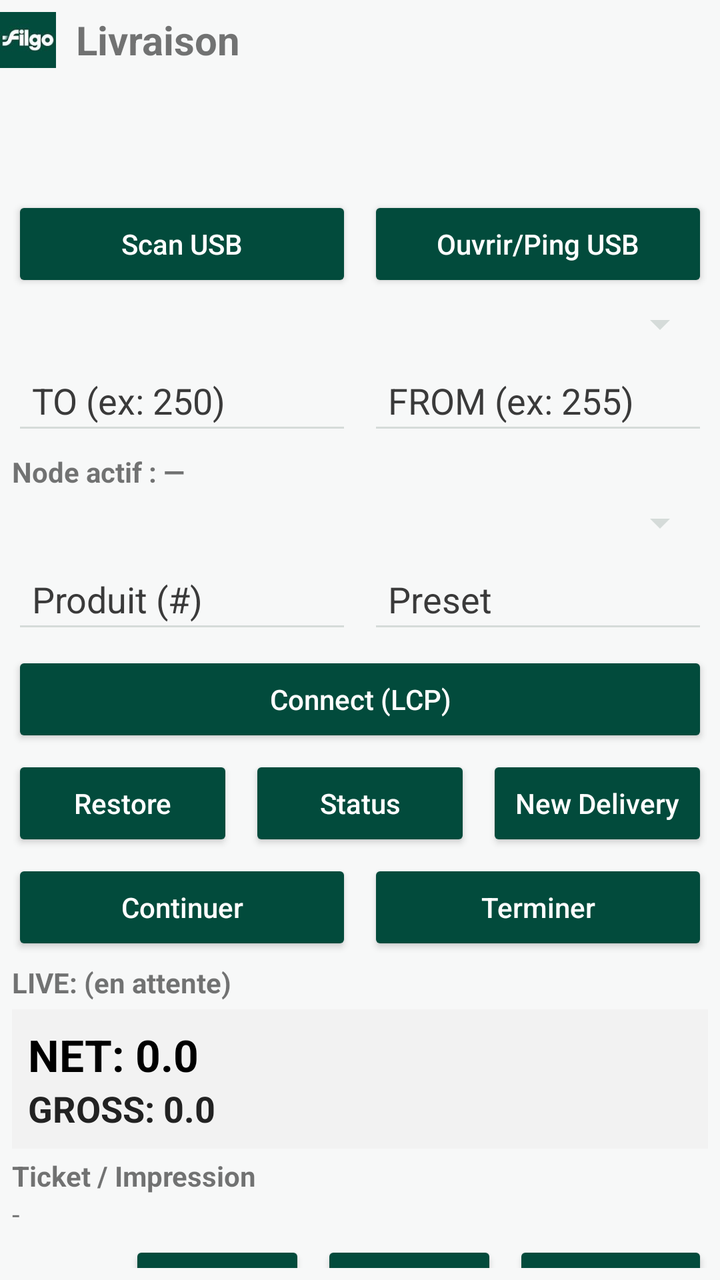
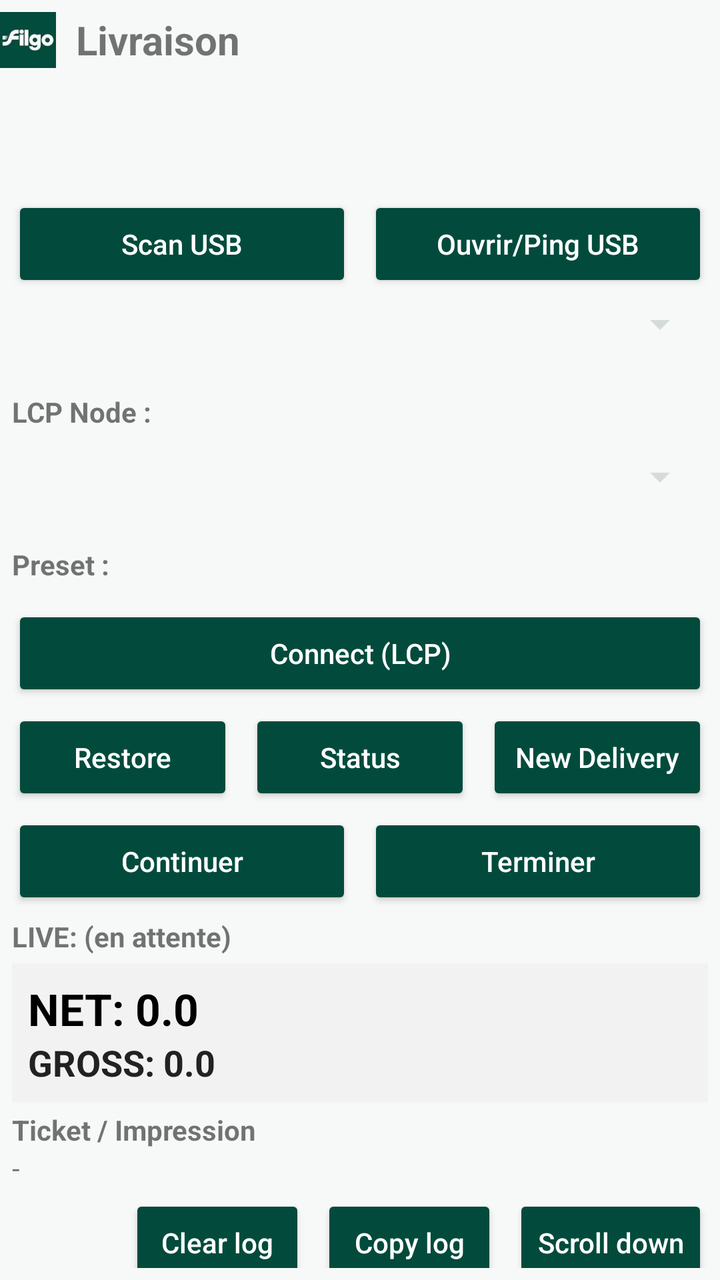

An Android layout rendered at two revisions. The XML below is the earlier revision; the diff shows what the commit changed to produce the second picture.
<!-- AndroidManifest.xml: application theme Theme.LcrFilgoEnergie -->
<!-- res/layout/activity_main.xml -->
<LinearLayout xmlns:android="http://schemas.android.com/apk/res/android"
    xmlns:app="http://schemas.android.com/apk/res-auto"
    android:id="@+id/rootTabs"
    android:layout_width="match_parent"
    android:layout_height="match_parent"
    android:orientation="vertical">
        
        <LinearLayout
                android:id="@+id/headerFilgo"
                android:layout_width="match_parent"
                android:layout_height="wrap_content"
                android:orientation="horizontal"
                android:gravity="center_vertical"
                android:paddingTop="6dp"
                android:paddingBottom="6dp">

            <ImageView
                android:id="@+id/imgFilgo"
                android:layout_width="28dp"
                android:layout_height="28dp"
                android:src="@mipmap/logoenergie1"
                android:contentDescription="Filgo"
                android:scaleType="fitCenter" />

            <TextView
                android:id="@+id/txtHeaderLivraison"
                android:layout_width="wrap_content"
                android:layout_height="wrap_content"
                android:layout_marginStart="10dp"
                android:text="Livraison"
                android:textStyle="bold"
                android:textSize="20sp" />

        </LinearLayout>

    
    <com.google.android.material.tabs.TabLayout
        android:id="@+id/tabLayout"
        android:layout_width="match_parent"
        android:layout_height="wrap_content"
        app:tabMode="fixed"
        app:tabGravity="fill" />

    
    <LinearLayout
        android:id="@+id/pageMain"
        android:layout_width="match_parent"
        android:layout_height="match_parent"
        android:orientation="vertical">

        
        <LinearLayout
            android:id="@+id/root"
            android:layout_width="match_parent"
            android:layout_height="match_parent"
            android:orientation="vertical"
            android:padding="6dp">


            
            <LinearLayout
                android:layout_width="match_parent"
                android:layout_height="wrap_content"
                android:orientation="horizontal"
                android:layout_marginTop="4dp">

                <Button
                    android:id="@+id/btnScanUsb"
                    android:layout_width="0dp"
                    android:layout_height="wrap_content"
                    android:layout_weight="1"
                    android:text="Scan USB" />

                <Button
                    android:id="@+id/btnPingUsb"
                    android:layout_width="0dp"
                    android:layout_height="wrap_content"
                    android:layout_weight="1"
                    android:layout_marginStart="8dp"
                    android:text="Ouvrir/Ping USB" />
            </LinearLayout>

            <Spinner
                android:id="@+id/spnUsbDevices"
                android:layout_width="match_parent"
                android:layout_height="wrap_content"
                android:layout_marginTop="4dp" />

            
            <LinearLayout
                android:layout_width="match_parent"
                android:layout_height="wrap_content"
                android:orientation="horizontal"
                android:layout_marginTop="4dp">

                <EditText
                    android:id="@+id/edtTo"
                    android:layout_width="0dp"
                    android:layout_height="wrap_content"
                    android:layout_weight="1"
                    android:hint="TO (ex: 250)"
                    android:inputType="number"
                    android:singleLine="true" />

                <EditText
                    android:id="@+id/edtFrom"
                    android:layout_width="0dp"
                    android:layout_height="wrap_content"
                    android:layout_weight="1"
                    android:layout_marginStart="8dp"
                    android:hint="FROM (ex: 255)"
                    android:inputType="number"
                    android:singleLine="true" />
            </LinearLayout>

            
            <TextView
                android:id="@+id/txtActiveNode"
                android:layout_width="match_parent"
                android:layout_height="wrap_content"
                android:text="Node actif : —"
                android:textStyle="bold"
                android:layout_marginTop="4dp" />

            
            <Spinner
                android:id="@+id/spnProducts"
                android:layout_width="match_parent"
                android:layout_height="wrap_content"
                android:layout_marginTop="4dp" />

            
            <LinearLayout
                android:layout_width="match_parent"
                android:layout_height="wrap_content"
                android:orientation="horizontal"
                android:layout_marginTop="4dp">

                <EditText
                    android:id="@+id/edtProduct"
                    android:layout_width="0dp"
                    android:layout_height="wrap_content"
                    android:layout_weight="1"
                    android:hint="Produit (#)"
                    android:inputType="number"
                    android:singleLine="true" />

                <EditText
                    android:id="@+id/edtPreset"
                    android:layout_width="0dp"
                    android:layout_height="wrap_content"
                    android:layout_weight="1"
                    android:layout_marginStart="8dp"
                    android:hint="Preset"
                    android:inputType="numberDecimal"
                    android:singleLine="true" />
            </LinearLayout>

            
            <Button
                android:id="@+id/btnConnect"
                android:layout_width="match_parent"
                android:layout_height="wrap_content"
                android:text="Connect (LCP)"
                android:layout_marginTop="4dp" />

            
            <LinearLayout
                android:layout_width="match_parent"
                android:layout_height="wrap_content"
                android:orientation="horizontal"
                android:layout_marginTop="4dp">

                <Button
                    android:id="@+id/btnA"
                    android:layout_width="0dp"
                    android:layout_height="wrap_content"
                    android:layout_weight="1"
                    android:text="Restore" />

                <Button
                    android:id="@+id/btnB"
                    android:layout_width="0dp"
                    android:layout_height="wrap_content"
                    android:layout_weight="1"
                    android:layout_marginStart="8dp"
                    android:text="Status" />

                <Button
                    android:id="@+id/btnC"
                    android:layout_width="0dp"
                    android:layout_height="wrap_content"
                    android:layout_weight="1"
                    android:layout_marginStart="8dp"
                    android:text="New Delivery" />
            </LinearLayout>

            
            <LinearLayout
                android:layout_width="match_parent"
                android:layout_height="wrap_content"
                android:orientation="horizontal"
                android:layout_marginTop="4dp">

                <Button
                    android:id="@+id/btnContinue"
                    android:layout_width="0dp"
                    android:layout_height="wrap_content"
                    android:layout_weight="1"
                    android:text="Continuer" />

                <Button
                    android:id="@+id/btnFinish"
                    android:layout_width="0dp"
                    android:layout_height="wrap_content"
                    android:layout_weight="1"
                    android:layout_marginStart="8dp"
                    android:text="Terminer" />
            </LinearLayout>

            
            <TextView
                android:id="@+id/txtLive"
                android:layout_width="match_parent"
                android:layout_height="wrap_content"
                android:text="LIVE: (en attente)"
                android:textStyle="bold"
                android:layout_marginTop="4dp" />

            
            <LinearLayout
                android:id="@+id/liveQtyPanel"
                android:layout_width="match_parent"
                android:layout_height="wrap_content"
                android:orientation="vertical"
                android:layout_marginTop="4dp"
                android:padding="8dp"
                android:background="#F2F2F2">

                <TextView
                    android:id="@+id/txtQtyNet"
                    android:layout_width="match_parent"
                    android:layout_height="wrap_content"
                    android:text="NET: 0.0"
                    android:textStyle="bold"
                    android:textSize="22sp"
                    android:textColor="#000000" />

                <TextView
                    android:id="@+id/txtQtyGross"
                    android:layout_width="match_parent"
                    android:layout_height="wrap_content"
                    android:text="GROSS: 0.0"
                    android:textStyle="bold"
                    android:textSize="18sp"
                    android:textColor="#222222" />
            </LinearLayout>

            
            <LinearLayout
                android:layout_width="match_parent"
                android:layout_height="wrap_content"
                android:orientation="vertical"
                android:layout_marginTop="4dp">

                <TextView
                    android:layout_width="match_parent"
                    android:layout_height="wrap_content"
                    android:text="Ticket / Impression"
                    android:textStyle="bold" />

                <TextView
                    android:id="@+id/txtTicketNumber"
                    android:layout_width="match_parent"
                    android:layout_height="wrap_content"
                    android:text="-" />
            </LinearLayout>

            
            <ScrollView
                android:id="@+id/logScroll"
                android:layout_width="match_parent"
                android:layout_height="0dp"
                android:layout_weight="1"
                android:fillViewport="true"
                android:background="#111111">

                <TextView
                    android:id="@+id/txtLog"
                    android:layout_width="match_parent"
                    android:layout_height="wrap_content"
                    android:typeface="monospace"
                    android:textIsSelectable="true"
                    android:textSize="12sp"
                    android:textColor="#00FF00"
                    android:padding="6dp" />
            </ScrollView>

            
            <LinearLayout
                android:layout_width="match_parent"
                android:layout_height="wrap_content"
                android:orientation="vertical"
                android:layout_marginTop="4dp">

                <LinearLayout
                    android:layout_width="match_parent"
                    android:layout_height="wrap_content"
                    android:orientation="horizontal"
                    android:gravity="end">

                    <Button
                        android:id="@+id/btnClearLog"
                        android:layout_width="wrap_content"
                        android:layout_height="wrap_content"
                        android:text="Clear log" />

                    <Button
                        android:id="@+id/btnCopyLog"
                        android:layout_width="wrap_content"
                        android:layout_height="wrap_content"
                        android:layout_marginStart="8dp"
                        android:text="Copy log" />

                    <Button
                        android:id="@+id/btnScrollDown"
                        android:layout_width="wrap_content"
                        android:layout_height="wrap_content"
                        android:layout_marginStart="8dp"
                        android:text="Scroll down" />
                </LinearLayout>

                <LinearLayout
                    android:layout_width="match_parent"
                    android:layout_height="wrap_content"
                    android:orientation="horizontal"
                    android:layout_marginTop="2dp">

                    <CheckBox
                        android:id="@+id/cbTxRx"
                        android:layout_width="wrap_content"
                        android:layout_height="wrap_content"
                        android:text="Afficher TX / RX"
                        android:checked="false"
                        android:minHeight="0dp"
                        android:paddingTop="0dp"
                        android:paddingBottom="0dp"/>

                    <CheckBox
                        android:id="@+id/cbLogTs"
                        android:layout_width="wrap_content"
                        android:layout_height="wrap_content"
                        android:layout_marginStart="12dp"
                        android:text="Timestamps UI + IO + API"
                        android:checked="false"
                        android:minHeight="0dp"
                        android:paddingTop="0dp"
                        android:paddingBottom="0dp"/>
                </LinearLayout>
            </LinearLayout>

        </LinearLayout>
        

    </LinearLayout>

    
    <LinearLayout
        android:id="@+id/pageApiFace"
        android:layout_width="match_parent"
        android:layout_height="match_parent"
        android:orientation="vertical"
        android:visibility="gone">

        
        <Button
 android:id="@+id/btnDbBackup"
 android:layout_width="match_parent"
 android:layout_height="wrap_content"
 android:text="Backup DB (Downloads)"
 android:layout_margin="8dp" />

 <include layout="@layout/fragment_api_face" />
    </LinearLayout>

</LinearLayout>
<!-- res/layout/fragment_api_face.xml (included above) -->
<LinearLayout xmlns:android="http://schemas.android.com/apk/res/android"
    android:id="@+id/apiFaceRoot"
    android:layout_width="match_parent"
    android:layout_height="match_parent"
    android:orientation="vertical"
    android:padding="12dp">

    <TextView
        android:id="@+id/txtApiTitle"
        android:layout_width="match_parent"
        android:layout_height="wrap_content"
        android:text="API-FACE"
        android:textStyle="bold"
        android:textSize="20sp"/>

    <TextView
        android:id="@+id/txtApiStatus"
        android:layout_width="match_parent"
        android:layout_height="wrap_content"
        android:text="Status: STOPPED"
        android:textStyle="bold"
        android:paddingTop="6dp"/>

    <TextView
        android:id="@+id/txtApiUrl"
        android:layout_width="match_parent"
        android:layout_height="wrap_content"
        android:text="http://127.0.0.1:8765"
        android:textIsSelectable="true"
        android:paddingTop="4dp"/>

    <LinearLayout
        android:layout_width="match_parent"
        android:layout_height="wrap_content"
        android:orientation="horizontal"
        android:paddingTop="10dp">

        <Button
            android:id="@+id/btnApiStart"
            android:layout_width="0dp"
            android:layout_height="wrap_content"
            android:layout_weight="1"
            android:text="Start API"/>

        <Button
            android:id="@+id/btnApiStop"
            android:layout_width="0dp"
            android:layout_height="wrap_content"
            android:layout_weight="1"
            android:layout_marginStart="8dp"
            android:text="Stop API"/>

    </LinearLayout>

    <TextView
        android:id="@+id/txtApiHowTo"
        android:layout_width="match_parent"
        android:layout_height="wrap_content"
        android:paddingTop="10dp"
        android:text="Workflow attendu:\n1) GET /v1/usb/scan\n2) POST /v1/usb/open-ping\n3) POST /v1/lcp/connect (next=C ou A)\n4a) POST /v1/delivery/oneshot/start (nouveau)\n4b) POST /v1/delivery/C (legacy)\n5) GET /v1/delivery/job/{jobId}\n6) POST /v1/delivery/job/continue (nouveau)\n7) POST /v1/delivery/job/terminate (nouveau)\n\nRègles:\n- Start API refusé si pas de controller (pas de Connect LCP)\n- API locale seulement (127.0.0.1)"
        android:textSize="13sp"/>

</LinearLayout>
<!-- resources referenced by this layout -->
<resources>
  <!-- mipmap logoenergie1: png bitmap (mipmap-hdpi, 8273 bytes) -->
  <style name="Theme.LcrFilgoEnergie" parent="Theme.AppCompat.Light.NoActionBar">
  
          
          <item name="colorPrimary">@color/filgo_green</item>
          <item name="colorPrimaryDark">@color/filgo_green_dark</item>
          <item name="colorAccent">@color/filgo_green_light</item>
  
          
          <item name="colorControlNormal">@color/outline</item>
          <item name="colorControlActivated">@color/outline_focus</item>
  
          
          <item name="android:windowBackground">@color/bg_app</item>
  
          
          <item name="buttonStyle">@style/FilgoButton</item>
          <item name="editTextStyle">@style/FilgoEditText</item>
  
      </style>
  <color name="filgo_green">#024B3C</color>
  <color name="filgo_green_dark">#01372C</color>
  <color name="filgo_green_light">#0B6B55</color>
  <color name="outline">#D5DBD9</color>
  <color name="outline_focus">@color/filgo_green</color>
  <color name="bg_app">#F7F8F8</color>
  <style name="FilgoButton" parent="Widget.AppCompat.Button">
          <item name="android:backgroundTint">@color/btn_primary_bg</item>
          <item name="android:textColor">@color/btn_primary_text</item>
          <item name="android:textAllCaps">false</item>
      </style>
  <style name="FilgoEditText" parent="Widget.AppCompat.EditText">
          <item name="android:textColor">@color/text_primary</item>
          <item name="android:textColorHint">@color/text_secondary</item>
          <item name="android:padding">10dp</item>
      </style>
  <color name="btn_primary_bg">@color/filgo_green</color>
  <color name="btn_primary_text">@color/text_on_green</color>
  <color name="text_primary">#111111</color>
  <color name="text_secondary">#3A3A3A</color>
  <color name="text_on_green">#FFFFFF</color>
</resources>

<!-- the commit's change to res/layout/activity_main.xml (unified diff, before → after) -->
@@ -93,6 +93,14 @@
                 android:orientation="horizontal"
                 android:layout_marginTop="4dp">
 
+                <TextView
+                android:id="@+id/txtActiveNode"
+                android:layout_width="match_parent"
+                android:layout_height="wrap_content"
+                android:text="LCP Node : "
+                android:textStyle="bold"
+                android:layout_marginTop="4dp" />
+
                 <EditText
                     android:id="@+id/edtTo"
                     android:layout_width="0dp"
@@ -102,6 +110,14 @@
                     android:inputType="number"
                     android:singleLine="true" />
 
+            <TextView
+                android:id="@+id/txtActiveNode"
+                android:layout_width="match_parent"
+                android:layout_height="wrap_content"
+                android:text="From : "
+                android:textStyle="bold"
+                android:layout_marginTop="4dp" />
+
                 <EditText
                     android:id="@+id/edtFrom"
                     android:layout_width="0dp"
@@ -111,16 +127,7 @@
                     android:hint="FROM (ex: 255)"
                     android:inputType="number"
                     android:singleLine="true" />
-            </LinearLayout>
-
-            
-            <TextView
-                android:id="@+id/txtActiveNode"
-                android:layout_width="match_parent"
-                android:layout_height="wrap_content"
-                android:text="Node actif : —"
-                android:textStyle="bold"
-                android:layout_marginTop="4dp" />
+            </LinearLayout>        
 
             
             <Spinner
@@ -144,6 +151,13 @@
                     android:hint="Produit (#)"
                     android:inputType="number"
                     android:singleLine="true" />
+            <TextView
+                android:id="@+id/txtActiveNode"
+                android:layout_width="match_parent"
+                android:layout_height="wrap_content"
+                android:text="Preset : "
+                android:textStyle="bold"
+                android:layout_marginTop="4dp" />
 
                 <EditText
                     android:id="@+id/edtPreset"
